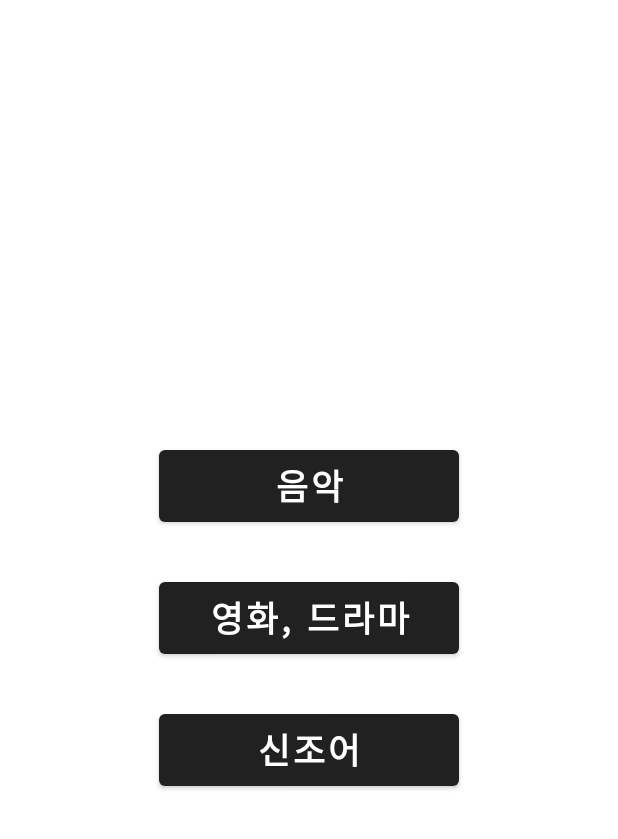
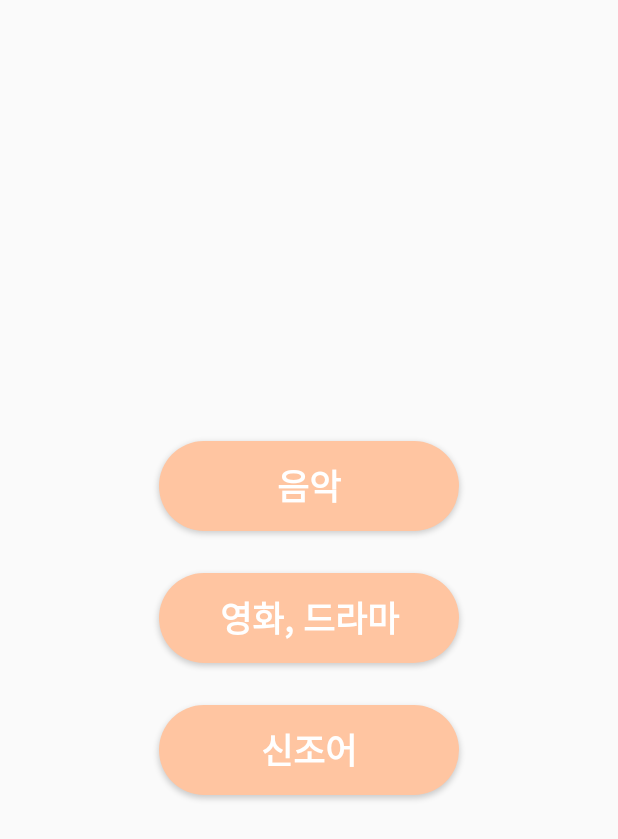
Before and after one commit to Sookmyung-Software-Hackathon/TEAM11-BARIBARI, an Android app: the QuizList screen opened directly, with no data from a screen before it, on a phone screen of 412 x 824 dp. Shown: the top 839 px of the screen. Run offline under Robolectric (Android 15) with nearby library versions, the phone set to English and light mode, and no system bars.

Commit message:
버튼 테두리
퀴즈 리스트 버튼 테두리 해결

```diff
--- a/Common/app/src/main/res/drawable/radius.xml
+++ b/Common/app/src/main/res/drawable/radius.xml
@@ -1,12 +1,9 @@
 <?xml version="1.0" encoding="utf-8"?>
-<shape xmlns:android="http://schemas.android.com/apk/res/android"
-    android:shape="rectangle" android:padding = "10dp">
-<!--    <solid android:color="@color/lightOrange"></solid>-->
-    <corners
-        android:bottomLeftRadius="22dp"
-        android:bottomRightRadius="22dp"
-        android:topLeftRadius="22dp"
-        android:topRightRadius="22dp"></corners>
-    <stroke android:width="2dp"
-        android:color="@color/lightOrange"></stroke>
-</shape>
+<selector xmlns:android="http://schemas.android.com/apk/res/android">
+    <item>
+        <shape android:shape="rectangle">
+            <corners android:radius="50dp"></corners>
+            <solid android:color="@color/lightOrange"></solid>
+        </shape>
+    </item>
+</selector>
--- a/Common/app/src/main/res/layout/activity_quiz_list.xml
+++ b/Common/app/src/main/res/layout/activity_quiz_list.xml
@@ -13,7 +13,7 @@
         android:id="@+id/musicBtn"
         android:layout_width="200dp"
         android:layout_height="60dp"
-
+        android:background="@drawable/radius"
         android:layout_marginBottom="28dp"
         android:text="음악"
         android:textColor="@color/white"
@@ -24,6 +24,7 @@
         android:id="@+id/movieBtn"
         android:layout_width="200dp"
         android:layout_height="60dp"
+        android:background="@drawable/radius"
         android:layout_marginBottom="28dp"
         android:text="영화, 드라마"
         android:textColor="@color/white"
@@ -34,6 +35,7 @@
         android:id="@+id/wordBtn"
         android:layout_width="200dp"
         android:layout_height="60dp"
+        android:background="@drawable/radius"
         android:text="신조어"
         android:textColor="@color/white"
         android:textSize="23sp"
--- a/Common/app/src/main/res/values/themes.xml
+++ b/Common/app/src/main/res/values/themes.xml
@@ -1,6 +1,6 @@
 <resources xmlns:tools="http://schemas.android.com/tools">
     <!-- Base application theme. -->
-    <style name="Theme.Common" parent="Theme.MaterialComponents.DayNight.DarkActionBar">
+    <style name="Theme.Common" parent="Theme.AppCompat.Light">
         <!-- Primary brand color. -->
 <!--        <item name="colorPrimary">@color/purple_500</item>-->
 <!--        <item name="colorPrimaryVariant">@color/purple_700</item>-->
```
